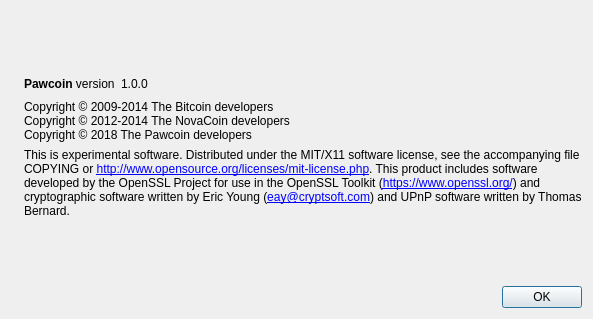
The window that src/qt/forms/aboutdialog.ui (PawCoin/PawCoinMN) describes before a commit, drawn with Qt 5.
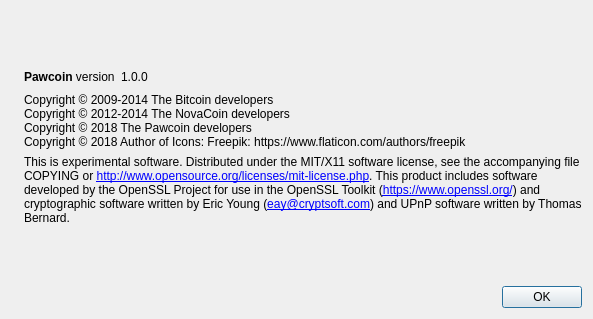
The same window after the commit. Icons and pictures are not drawn.

Commit message: Icons Improved + About updated

What changed in the file:
```diff
--- a/src/qt/forms/aboutdialog.ui
+++ b/src/qt/forms/aboutdialog.ui
@@ -93,7 +93,8 @@
        <property name="text">
         <string>Copyright © 2009-2014 The Bitcoin developers
 Copyright © 2012-2014 The NovaCoin developers
-Copyright © 2018 The Pawcoin developers</string>
+Copyright © 2018 The Pawcoin developers
+Copyright © 2018 Author of Icons: Freepik: https://www.flaticon.com/authors/freepik</string>
        </property>
        <property name="textInteractionFlags">
         <set>Qt::LinksAccessibleByMouse|Qt::TextSelectableByKeyboard|Qt::TextSelectableByMouse</set>
```
The commit also changes 7 other files.
